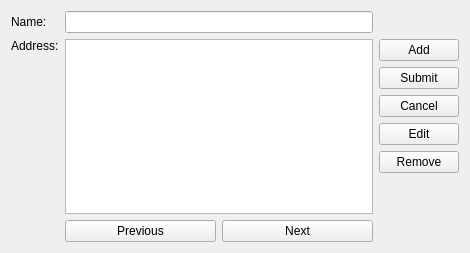
Old version of the form doc/examples/addressbook-sdk/part5/addressbook.ui in the repository qt-creator/qt-creator.
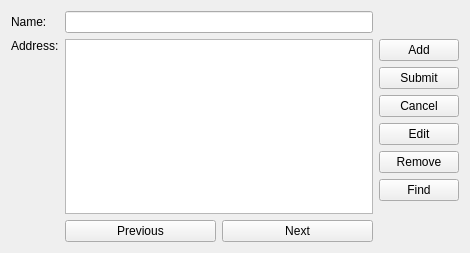
New version of the form.

Commit message:
Doc - More of the tutorial
RevBy:    TrustMe

```diff
--- a/doc/examples/addressbook-sdk/part5/addressbook.ui
+++ b/doc/examples/addressbook-sdk/part5/addressbook.ui
@@ -76,6 +76,13 @@
          </property>
         </widget>
        </item>
+       <item>
+        <widget class="QPushButton" name="findButton">
+         <property name="text">
+          <string>Find</string>
+         </property>
+        </widget>
+       </item>
        <item>
         <spacer name="verticalSpacer">
          <property name="orientation">
```
The commit also changes 1 other file.
